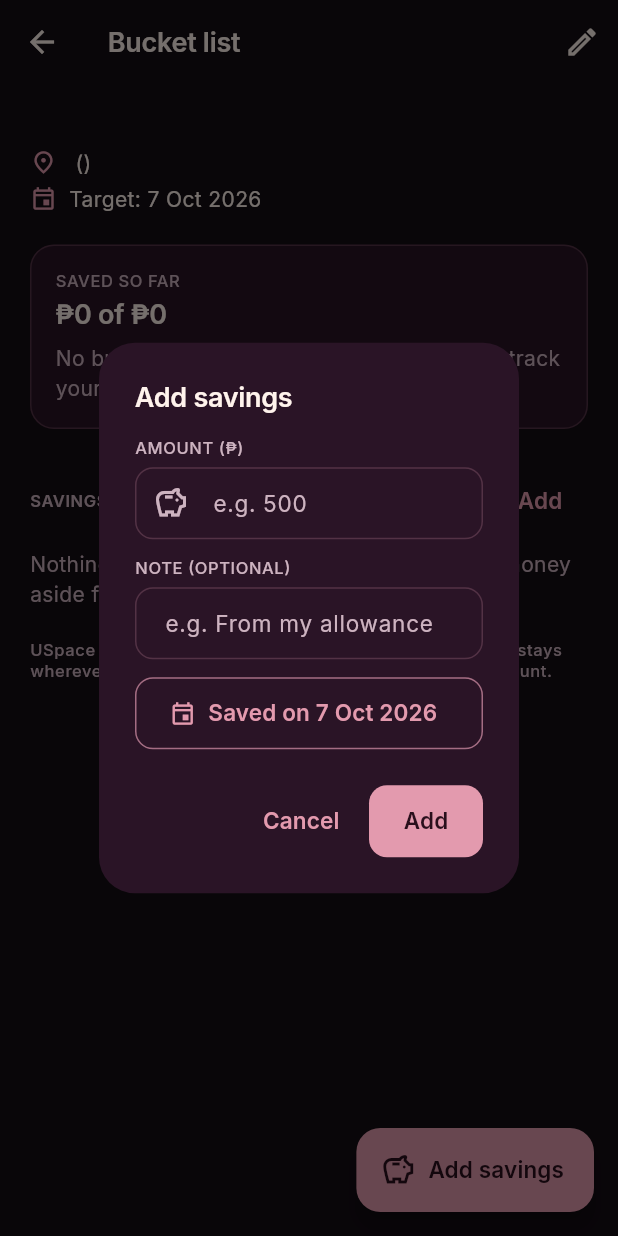
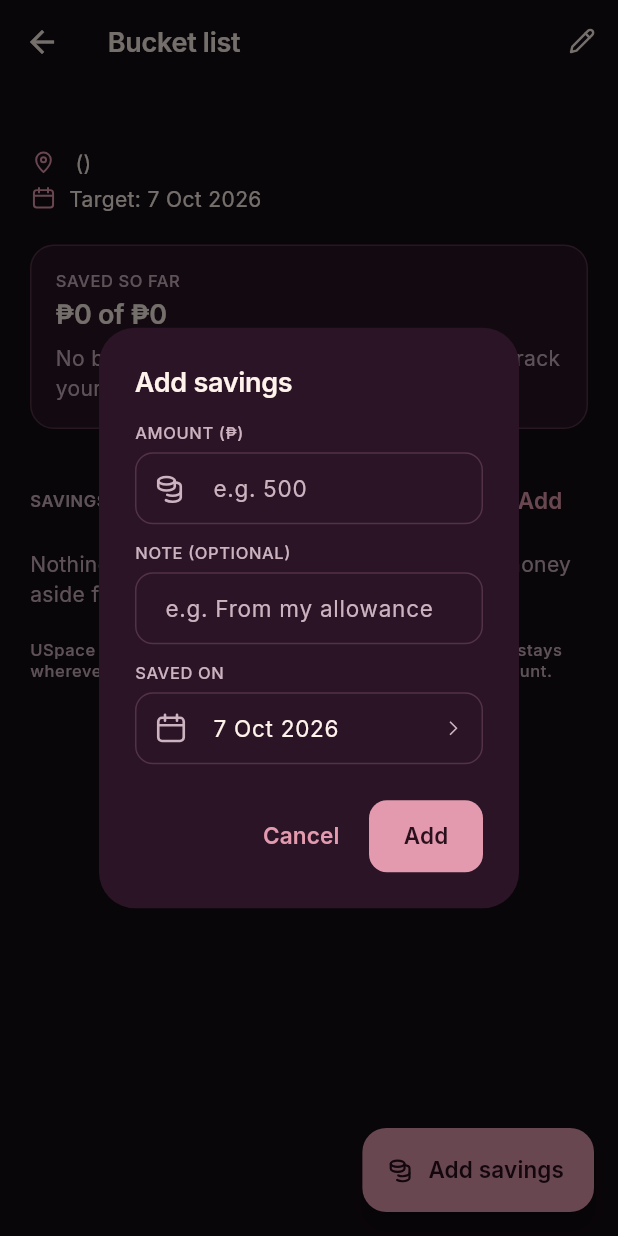
Before and after one commit to H1enZ/6ADET-FINAL-PROJECT--USpace-APP, a Flutter app: the BucketItemDetailScreen screen opened directly with empty values, after a tap on "Add", on a phone screen of 412 x 824 dp. Run offline on Flutter 3.47's test engine with Material 3 defaults, Android fonts, the phone set to English and light mode, and no system bars; our stand-ins replace device_preview, flutter_svg, google_fonts, image_picker, shared_preferences, supabase_flutter; accounts and stored records are empty.

Commit message:
feat(ui): batch 9 bucket list and special dates redesign
Soft goal cards with a round tick, pill progress and 'Done together',
USpace icons and shared confirm dialogs on the goal page, special dates
as cards with a countdown, and a shared UsFieldButton for date fields
(Add Memory, Bucket List, Special dates). New coins and globe icons.

```diff
--- a/lib/screens/bucket_item_detail_screen.dart
+++ b/lib/screens/bucket_item_detail_screen.dart
@@ -10,7 +10,10 @@ import '../utils/money.dart';
 import '../widgets/atoms/app_button.dart';
 import '../widgets/atoms/app_text_field.dart';
 import '../widgets/atoms/section_label.dart';
+import '../widgets/atoms/us_icon.dart';
 import '../widgets/effects/motion.dart';
+import '../widgets/molecules/us_confirm.dart';
+import '../widgets/molecules/us_field_button.dart';
 import 'bucket_item_sheet.dart';
 
 /// One bucket-list item: where, when, the budget and the savings log.
@@ -121,25 +124,15 @@ class _BucketItemDetailScreenState extends State<BucketItemDetailScreen> {
   }
 
   Future<void> _deleteEntry(BucketContribution entry) async {
-    final confirmed = await showDialog<bool>(
-      context: context,
-      builder: (context) => AlertDialog(
-        title: const Text('Remove this entry?'),
-        content: Text('${formatPeso(entry.amount)} on '
-            '${longDate(entry.savedOn)} will be removed from the savings log.'),
-        actions: [
-          TextButton(
-            onPressed: () => Navigator.of(context).pop(false),
-            child: const Text('Cancel'),
-          ),
-          TextButton(
-            onPressed: () => Navigator.of(context).pop(true),
-            child: const Text('Remove'),
-          ),
-        ],
-      ),
+    final confirmed = await showUsConfirm(
+      context,
+      title: 'Remove this entry?',
+      message: '${formatPeso(entry.amount)} on ${longDate(entry.savedOn)} '
+          'will be removed from the savings log.',
+      confirmLabel: 'Remove',
+      destructive: true,
     );
-    if (confirmed != true) return;
+    if (!confirmed) return;
     try {
       await BucketService.deleteContribution(entry.id);
       _changed = true;
@@ -169,7 +162,7 @@ class _BucketItemDetailScreenState extends State<BucketItemDetailScreen> {
             IconButton(
               tooltip: 'Edit item',
               onPressed: _edit,
-              icon: const Icon(Icons.edit_outlined),
+              icon: const UsIcon(UsIcons.edit, size: 22),
             ),
           ],
         ),
@@ -178,7 +171,7 @@ class _BucketItemDetailScreenState extends State<BucketItemDetailScreen> {
           onPressed: _loading ? null : _addSavings,
           backgroundColor: scheme.primary,
           foregroundColor: scheme.onPrimary,
-          icon: const Icon(Icons.savings_outlined),
+          icon: const UsIcon(UsIcons.coins, size: 20),
           label: const Text('Add savings'),
         ),
         body: Center(
@@ -197,23 +190,26 @@ class _BucketItemDetailScreenState extends State<BucketItemDetailScreen> {
                 children: [
                   Text(
                     item.title,
-                    style: theme.textTheme.titleLarge?.copyWith(
-                      decoration:
-                          item.isDone ? TextDecoration.lineThrough : null,
-                    ),
+                    style: theme.textTheme.titleLarge,
                   ),
                   if (item.isDone) ...[
                     const SizedBox(height: AppSpacing.xs),
-                    Text('Done together \u2713',
-                        style: theme.textTheme.labelLarge
-                            ?.copyWith(color: scheme.tertiary)),
+                    Row(
+                      children: [
+                        UsIcon(UsIcons.check, size: 16, color: scheme.tertiary),
+                        const SizedBox(width: 6),
+                        Text('Done together',
+                            style: theme.textTheme.labelLarge
+                                ?.copyWith(color: scheme.tertiary)),
+                      ],
+                    ),
                   ],
                   const SizedBox(height: AppSpacing.md),
                   if (item.locationLabel != null)
-                    _InfoRow(icon: Icons.place_outlined, text: item.locationLabel!),
+                    _InfoRow(icon: UsIcons.pin, text: item.locationLabel!),
                   if (item.targetDate != null)
                     _InfoRow(
-                      icon: Icons.event_outlined,
+                      icon: UsIcons.calendar,
                       text: 'Target: ${longDate(item.targetDate!)}',
                     ),
                   const SizedBox(height: AppSpacing.lg),
@@ -279,7 +275,7 @@ class _BucketItemDetailScreenState extends State<BucketItemDetailScreen> {
 class _InfoRow extends StatelessWidget {
   const _InfoRow({required this.icon, required this.text});
 
-  final IconData icon;
+  final UsIconData icon;
   final String text;
 
   @override
@@ -290,7 +286,7 @@ class _InfoRow extends StatelessWidget {
       child: Row(
         crossAxisAlignment: CrossAxisAlignment.start,
         children: [
-          Icon(icon, size: 18, color: theme.colorScheme.primary),
+          UsIcon(icon, size: 18, color: theme.colorScheme.primary),
           const SizedBox(width: AppSpacing.sm),
           Expanded(child: Text(text, style: theme.textTheme.bodyMedium)),
         ],
@@ -338,18 +334,18 @@ class _SavingsCard extends StatelessWidget {
           if (progress != null) ...[
             const SizedBox(height: AppSpacing.md),
             ClipRRect(
-              borderRadius: BorderRadius.circular(AppRadius.chipBar),
+              borderRadius: BorderRadius.circular(AppRadius.pill),
               child: AnimatedProgressBar(
                 value: progress,
-                minHeight: 10,
+                minHeight: 8,
                 color: item.isFunded ? scheme.tertiary : scheme.primary,
-                backgroundColor: scheme.primaryContainer,
+                backgroundColor: scheme.primary.withValues(alpha: 0.14),
               ),
             ),
             const SizedBox(height: AppSpacing.sm),
             Text(
               item.isFunded
-                  ? 'Goal reached \u2713'
+                  ? 'Goal reached'
                   : '${(progress * 100).floor()}% \u00B7 '
                       '${formatPeso(item.remaining!)} to go',
               style: item.isFunded
@@ -395,8 +391,7 @@ class _EntryTile extends StatelessWidget {
       contentPadding: EdgeInsets.zero,
       leading: CircleAvatar(
         backgroundColor: scheme.primaryContainer,
-        foregroundColor: scheme.primary,
-        child: const Icon(Icons.savings_outlined, size: 20),
+        child: UsIcon(UsIcons.coins, size: 20, color: scheme.primary),
       ),
       title: Text(formatPeso(entry.amount), style: theme.textTheme.titleMedium),
       subtitle: Text(
@@ -411,7 +406,7 @@ class _EntryTile extends StatelessWidget {
           : IconButton(
               tooltip: 'Remove entry',
               onPressed: onDelete,
-              icon: const Icon(Icons.delete_outline),
+              icon: const UsIcon(UsIcons.trash, size: 20),
             ),
     );
   }
@@ -473,7 +468,7 @@ class _AddSavingsDialogState extends State<_AddSavingsDialog> {
               label: 'Amount (\u20B1)',
               controller: _amount,
               hintText: 'e.g. 500',
-              prefixIcon: Icons.savings_outlined,
+              usIcon: UsIcons.coins,
               keyboardType:
                   const TextInputType.numberWithOptions(decimal: true),
               textInputAction: TextInputAction.next,
@@ -489,10 +484,11 @@ class _AddSavingsDialogState extends State<_AddSavingsDialog> {
               onFieldSubmitted: (_) => _save(),
             ),
             const SizedBox(height: AppSpacing.md),
-            OutlinedButton.icon(
-              onPressed: _pickDate,
-              icon: const Icon(Icons.event_outlined),
-              label: Text('Saved on ${longDate(_date)}'),
+            UsFieldButton(
+              label: 'Saved on',
+              value: longDate(_date),
+              icon: UsIcons.calendar,
+              onTap: _pickDate,
             ),
             if (_error != null) ...[
               const SizedBox(height: AppSpacing.sm),
--- a/lib/theme/us_icons.dart
+++ b/lib/theme/us_icons.dart
@@ -80,6 +80,10 @@ abstract final class UsIcons {
   static const shuffle = UsIconData('shuffle');
   static const route = UsIconData('route');
 
+  // Bucket list.
+  static const coins = UsIconData('coins');
+  static const globe = UsIconData('globe');
+
   // Love note types.
   static const flower = UsIconData('flower');
   static const moon = UsIconData('moon');
--- /dev/null
+++ b/lib/widgets/molecules/us_field_button.dart
@@ -0,0 +1,75 @@
+import 'package:flutter/material.dart';
+
+import '../../theme/app_spacing.dart';
+import '../atoms/us_icon.dart';
+
+/// A form row that looks like a text field but opens a picker (a date, a
+/// time): an uppercase label, then the value with an icon and a chevron.
+/// The same in Add Memory, the Bucket List and Special dates.
+class UsFieldButton extends StatelessWidget {
+  const UsFieldButton({
+    super.key,
+    required this.label,
+    required this.value,
+    required this.icon,
+    required this.onTap,
+    this.actionHint = 'Change date',
+  });
+
+  final String label;
+  final String value;
+  final UsIconData icon;
+  final VoidCallback? onTap;
+
+  /// What a tap does, for screen readers.
+  final String actionHint;
+
+  @override
+  Widget build(BuildContext context) {
+    final theme = Theme.of(context);
+    final scheme = theme.colorScheme;
+    return Column(
+      crossAxisAlignment: CrossAxisAlignment.start,
+      children: [
+        ExcludeSemantics(
+          child: Text(
+            label.toUpperCase(),
+            style: theme.textTheme.labelSmall?.copyWith(
+              color: scheme.onSurfaceVariant,
+            ),
+          ),
+        ),
+        const SizedBox(height: AppSpacing.xs + 2),
+        Semantics(
+          button: true,
+          label: '$label, $value. $actionHint',
+          excludeSemantics: true,
+          child: InkWell(
+            onTap: onTap,
+            borderRadius: BorderRadius.circular(AppRadius.input),
+            child: InputDecorator(
+              decoration: InputDecoration(
+                prefixIcon: Padding(
+                  padding: const EdgeInsets.symmetric(
+                    horizontal: AppSpacing.md,
+                  ),
+                  child: UsIcon(icon, size: 20, color: scheme.onSurfaceVariant),
+                ),
+                suffixIcon: Padding(
+                  padding: const EdgeInsets.only(right: AppSpacing.md),
+                  child: UsIcon(
+                    UsIcons.chevronRight,
+                    size: 16,
+                    color: scheme.onSurfaceVariant,
+                  ),
+                ),
+                suffixIconConstraints: const BoxConstraints(),
+              ),
+              child: Text(value, style: theme.textTheme.bodyLarge),
+            ),
+          ),
+        ),
+      ],
+    );
+  }
+}
```
Also changed, not shown: lib/screens/add_memory_sheet.dart (+2 -63 lines), lib/screens/bucket_item_sheet.dart (+14 -12 lines), lib/screens/bucket_list_screen.dart (+99 -65 lines), lib/screens/important_dates_screen.dart (+95 -41 lines), assets/icons/coins.svg (added), assets/icons/globe.svg (added).
